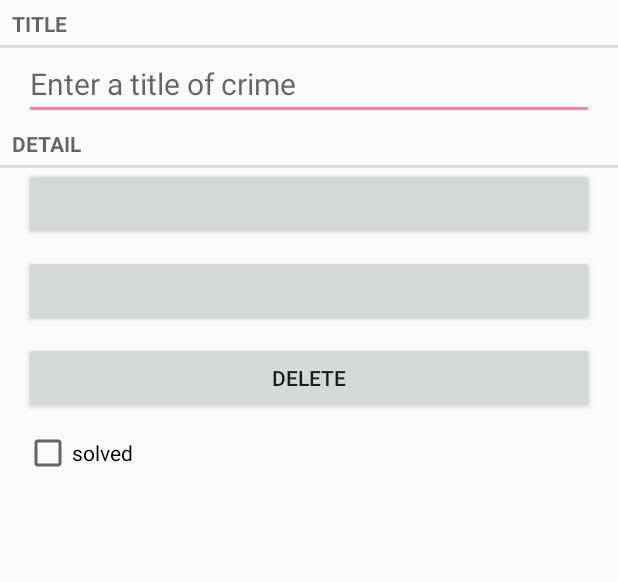
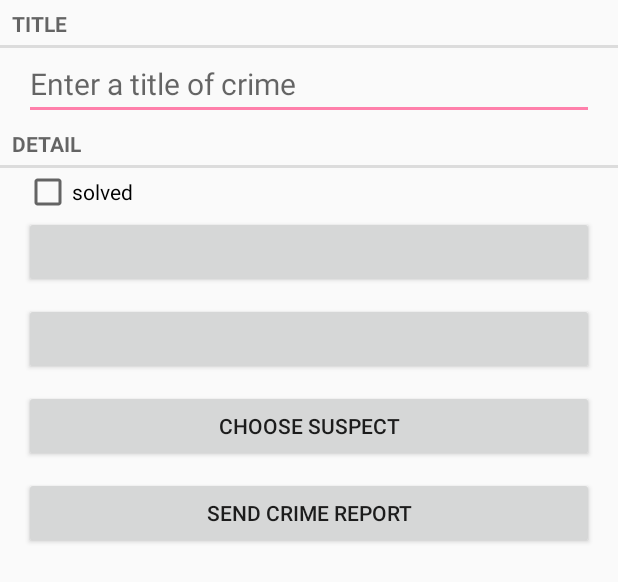
Before and after one commit to lllwilailux/criminal-intention, an Android app: the layout fragment_crime.xml on its own in the app's theme, with its tools: preview values and no code run, on a phone screen of 412 x 824 dp. Shown: the top 582 px of the screen. Run offline under Robolectric (Android 15) with nearby library versions, the phone set to English and light mode, and no system bars.

Commit message:
add suspect to DB and button to layout

```diff
--- a/app/src/main/java/com/augmentis/ayp/crimin/DatePickerFragment.java
+++ b/app/src/main/java/com/augmentis/ayp/crimin/DatePickerFragment.java
@@ -7,8 +7,6 @@ import android.content.Intent;
 import android.os.Bundle;
 import android.support.annotation.NonNull;
 import android.support.v4.app.DialogFragment;
-import android.support.v4.app.NotificationCompat;
-import android.support.v4.media.session.MediaControllerCompat;
 import android.support.v7.app.AlertDialog;
 import android.view.LayoutInflater;
 import android.view.View;
@@ -16,7 +14,6 @@ import android.widget.DatePicker;
 
 import java.util.Calendar;
 import java.util.Date;
-import java.util.GregorianCalendar;
 
 /**
  * DatePickerFragment class for dace picker
--- a/app/src/main/java/com/augmentis/ayp/crimin/SingleFragmentActivity.java
+++ b/app/src/main/java/com/augmentis/ayp/crimin/SingleFragmentActivity.java
@@ -2,7 +2,6 @@ package com.augmentis.ayp.crimin;
 
 import android.os.Bundle;
 import android.support.v4.app.Fragment;
-import android.support.v4.app.FragmentActivity;
 import android.support.v4.app.FragmentManager;
 import android.support.v7.app.AppCompatActivity;
 import android.util.Log;
--- a/app/src/main/res/layout-land/fragment_crime.xml
+++ b/app/src/main/res/layout-land/fragment_crime.xml
@@ -30,23 +30,6 @@
         android:layout_width="match_parent"
         android:layout_height="wrap_content">
 
-        <Button
-            android:id="@+id/crime_date"
-            android:layout_width="wrap_content"
-            android:layout_height="wrap_content"
-            android:layout_marginLeft="16dp"
-            android:layout_marginRight="16dp"
-            android:layout_weight="1" />
-
-        <Button
-            android:id="@+id/crime_time"
-            android:layout_width="wrap_content"
-            android:layout_height="wrap_content"
-            android:layout_marginLeft="16dp"
-            android:layout_marginRight="16dp"
-            android:layout_weight="1" />
-    </LinearLayout>
-
         <CheckBox
             android:id="@+id/crime_solved"
             android:layout_width="wrap_content"
@@ -54,7 +37,43 @@
             android:layout_marginLeft="16dp"
             android:layout_marginRight="16dp"
             android:text="@string/crime_solve_lable"
-             />
+            android:layout_weight="1"
+            />
+
+        <Button
+            android:id="@+id/crime_date"
+            android:layout_width="wrap_content"
+            android:layout_height="wrap_content"
+            android:layout_weight="1" />
+
+        <Button
+            android:id="@+id/crime_time"
+            android:layout_width="wrap_content"
+            android:layout_height="wrap_content"
+            android:layout_weight="1" />
+    </LinearLayout>
 
 
+
+    <LinearLayout
+        android:orientation="horizontal"
+        android:layout_width="match_parent"
+        android:layout_height="wrap_content">
+    <Button
+        android:id="@+id/crime_suspect"
+        android:layout_width="match_parent"
+        android:layout_height="wrap_content"
+        android:text="@string/choose_suspect"
+        android:layout_weight="1"
+        android:layout_gravity="center_horizontal" />
+
+    <Button
+        android:id="@+id/crime_report"
+        android:layout_width="match_parent"
+        android:layout_height="wrap_content"
+        android:text="@string/send_crime_report"
+        android:layout_weight="1"
+        android:layout_gravity="center_horizontal"/>
+    </LinearLayout>
+
 </LinearLayout>
--- a/app/src/main/res/layout/fragment_crime.xml
+++ b/app/src/main/res/layout/fragment_crime.xml
@@ -25,6 +25,14 @@
         android:text="@string/crime_detail_lable"
         style="?android:listSeparatorTextViewStyle"/>
 
+    <CheckBox
+        android:id="@+id/crime_solved"
+        android:layout_width="match_parent"
+        android:layout_height="wrap_content"
+        android:layout_marginLeft="16dp"
+        android:layout_marginRight="16dp"
+        android:text="@string/crime_solve_lable"/>
+
     <Button
         android:id="@+id/crime_date"
         android:layout_width="match_parent"
@@ -41,21 +49,25 @@
         android:layout_marginRight="16dp"
         android:layout_marginBottom="10dp"/>
 
+
     <Button
-        android:id="@+id/crime_delete"
+        android:id="@+id/crime_suspect"
         android:layout_width="match_parent"
         android:layout_height="wrap_content"
+        android:text="@string/choose_suspect"
+        android:layout_gravity="center_horizontal"
         android:layout_marginLeft="16dp"
         android:layout_marginRight="16dp"
-        android:layout_marginBottom="10dp"
-        android:text="@string/Delete"/>
+        android:layout_marginBottom="10dp"/>
 
-    <CheckBox
-        android:id="@+id/crime_solved"
+    <Button
+        android:id="@+id/crime_report"
         android:layout_width="match_parent"
         android:layout_height="wrap_content"
+        android:text="@string/send_crime_report"
+        android:layout_gravity="center_horizontal"
         android:layout_marginLeft="16dp"
         android:layout_marginRight="16dp"
-        android:text="@string/crime_solve_lable"/>
+        android:layout_marginBottom="10dp"/>
 
 </LinearLayout>
--- a/app/src/main/res/values/strings.xml
+++ b/app/src/main/res/values/strings.xml
@@ -11,5 +11,7 @@
     <string name="show_test1">test1</string>
     <string name="subtitle_format">%d Crime</string>
     <string name="hide_subtitle">Hide Subtitle</string>
-    <string name="Delete">Delete</string>
+    <string name="delete_crime">Delete</string>
+    <string name="choose_suspect">Choose Suspect</string>
+    <string name="send_crime_report">Send Crime Report</string>
 </resources>
```
Also changed, not shown: app/src/main/java/com/augmentis/ayp/crimin/Crime.java (+16 -12 lines), app/src/main/java/com/augmentis/ayp/crimin/CrimeCursorWrapper.java (added, +34 -0 lines), app/src/main/java/com/augmentis/ayp/crimin/CrimeDbSchema.java (added, +19 -0 lines), app/src/main/java/com/augmentis/ayp/crimin/CrimeFragment.java (+65 -27 lines), app/src/main/java/com/augmentis/ayp/crimin/CrimeLab.java (+79 -37 lines), app/src/main/java/com/augmentis/ayp/crimin/CrimeListFragment.java (+17 -11 lines), app/src/main/java/com/augmentis/ayp/crimin/CrimePagerActivity.java (+10 -35 lines), app/src/main/java/com/augmentis/ayp/crimin/CrimesBaseHelper.java (added, +87 -0 lines), app/src/main/res/menu/crime_menu.xml (added, +8 -0 lines).
